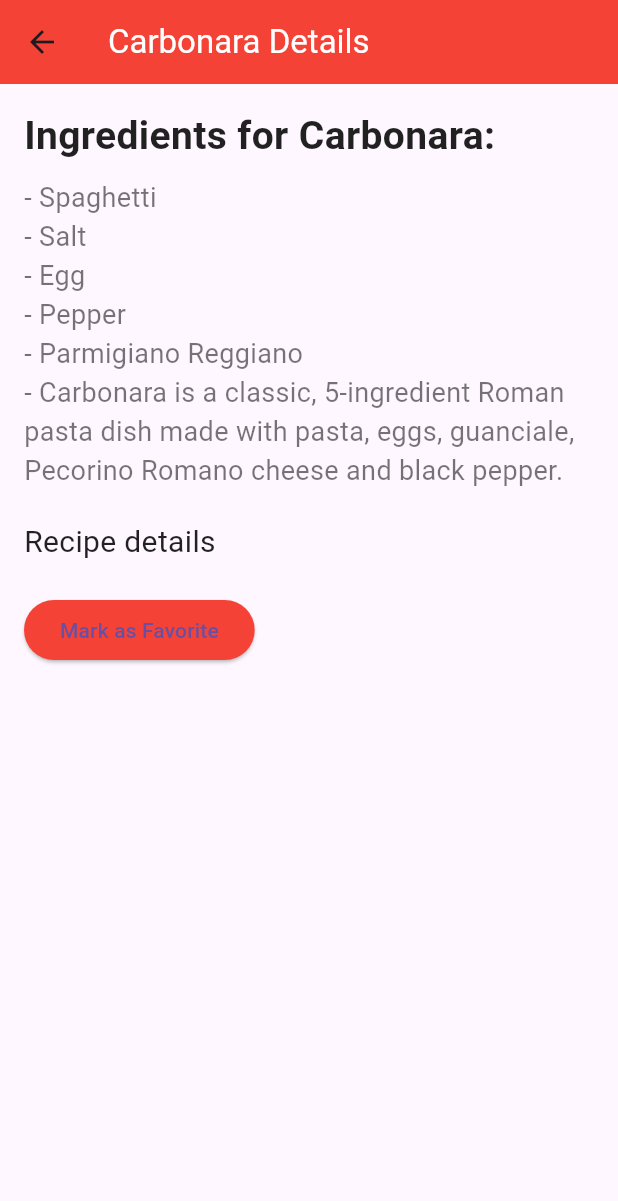
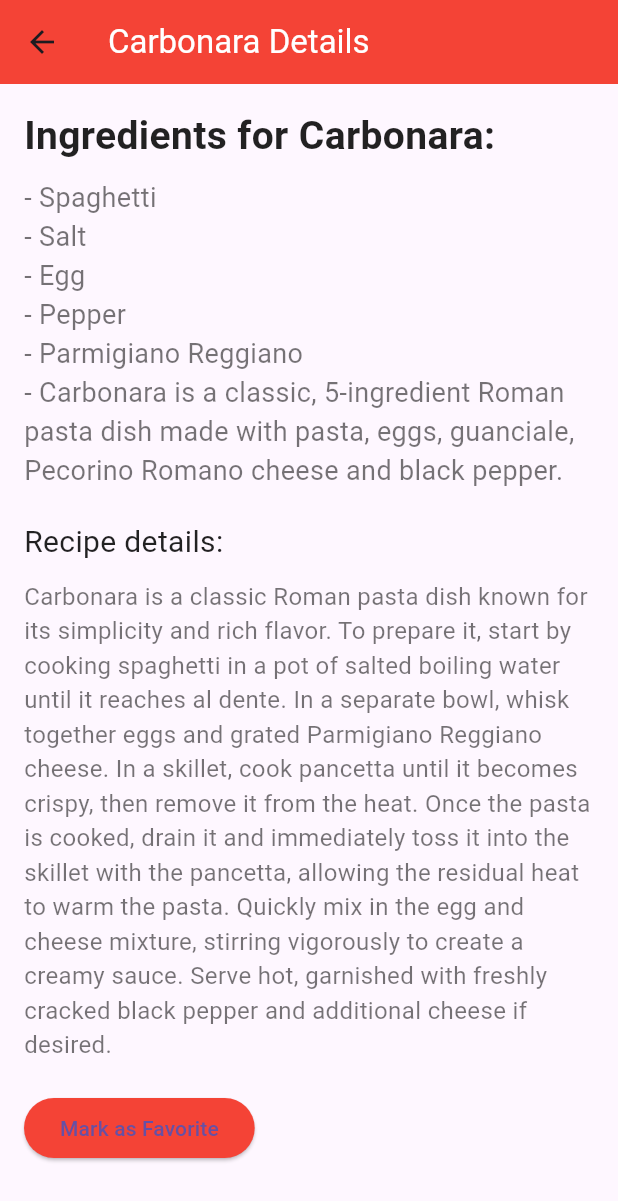
Before and after one commit to sri-haneesha/CW2, a Flutter app: the screen it shows after launch, after a tap on "Carbonara", on a phone screen of 412 x 824 dp. Shown: the top 1201 px of the screen. Run offline on Flutter 3.47's test engine with Material 3 defaults, Android fonts, the phone set to English and light mode, and no system bars.

Commit message:
Update details_screen.dart

```diff
--- a/lib/details_screen.dart
+++ b/lib/details_screen.dart
@@ -55,7 +55,12 @@ class _DetailsScreenState extends State<DetailsScreen> {
                   style: TextStyle(fontSize: 18, color: Colors.black54),
                 )).toList(),
             SizedBox(height: 20),
-            Text('Recipe details', style: TextStyle(fontSize: 20, color: Colors.black87)),
+            Text('Recipe details:', style: TextStyle(fontSize: 20, color: Colors.black87)),
+            SizedBox(height: 10),
+            Text(
+              getRecipeDescription(widget.recipe),
+              style: TextStyle(fontSize: 16, color: Colors.black54),
+            ),
             SizedBox(height: 20),
             ElevatedButton(
               onPressed: toggleFavorite,
@@ -67,4 +72,17 @@ class _DetailsScreenState extends State<DetailsScreen> {
       ),
     );
   }
+
+  String getRecipeDescription(String recipe) {
+    switch (recipe) {
+      case 'Carbonara':
+        return 'Carbonara is a classic Roman pasta dish known for its simplicity and rich flavor. To prepare it, start by cooking spaghetti in a pot of salted boiling water until it reaches al dente. In a separate bowl, whisk together eggs and grated Parmigiano Reggiano cheese. In a skillet, cook pancetta until it becomes crispy, then remove it from the heat. Once the pasta is cooked, drain it and immediately toss it into the skillet with the pancetta, allowing the residual heat to warm the pasta. Quickly mix in the egg and cheese mixture, stirring vigorously to create a creamy sauce. Serve hot, garnished with freshly cracked black pepper and additional cheese if desired.';
+      case 'Pizza':
+        return 'Homemade pizza is a delightful dish that allows for endless customization. Start by preparing your pizza dough, letting it rise until it doubles in size. Preheat your oven to a high temperature, around 475°F (245°C). Roll out the dough on a floured surface to your desired thickness. Spread your favorite sauce evenly over the base, then generously sprinkle with cheese. Add toppings of your choice, such as pepperoni, vegetables, or herbs. Bake the pizza in the preheated oven for about 10-15 minutes or until the crust is golden and the cheese is bubbly. Slice and enjoy your delicious creation fresh out of the oven!';
+      case 'Mac & Cheese':
+        return 'Mac and cheese is the ultimate comfort food, beloved by both kids and adults alike. To make it, start by cooking elbow macaroni in a pot of salted boiling water until tender. While the pasta cooks, melt butter in a saucepan over medium heat. Stir in flour to create a roux, cooking for a minute until golden. Gradually whisk in milk, allowing the mixture to thicken. Once thickened, remove from heat and stir in a generous amount of cheese until melted and smooth. Combine the cheese sauce with the drained macaroni, mixing well to ensure every piece is coated. Serve hot, and if you like, top with breadcrumbs and bake for a crispy finish.';
+      default:
+        return 'No description available.';
+    }
+  }
 }
```
